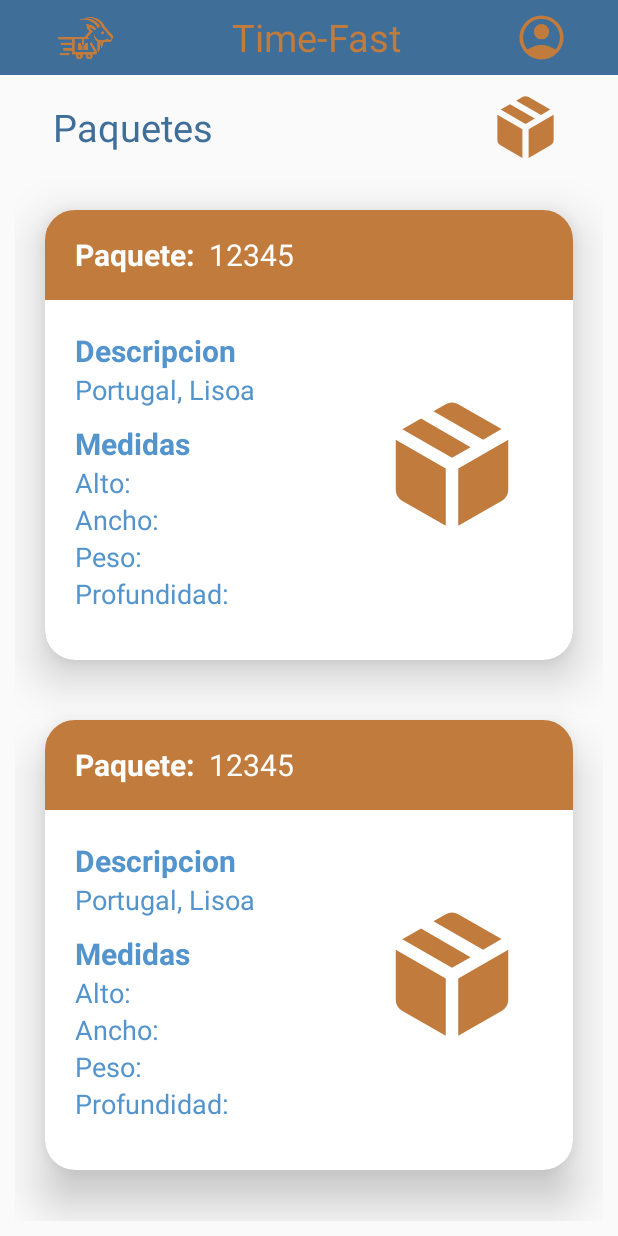
After one commit to sebastiancc27/TimeFastMovil, an Android app: the layout activity_paquetes.xml on its own in the app's theme, with its tools: preview values and no code run, on a phone screen of 412 x 824 dp. The commit adds this screen. Run offline under Robolectric (Android 15) with nearby library versions, the phone set to English and light mode, and no system bars.

Commit message:
Activity Paquetes

```diff
--- a/app/src/main/AndroidManifest.xml
+++ b/app/src/main/AndroidManifest.xml
@@ -1,6 +1,7 @@
 <?xml version="1.0" encoding="utf-8"?>
 <manifest xmlns:android="http://schemas.android.com/apk/res/android"
     xmlns:tools="http://schemas.android.com/tools">
+
     <uses-permission android:name="android.permission.READ_EXTERNAL_STORAGE" />
     <uses-permission android:name="android.permission.WRITE_EXTERNAL_STORAGE" />
 
@@ -14,6 +15,9 @@
         android:supportsRtl="true"
         android:theme="@style/Theme.TimeFastMovil"
         tools:targetApi="31">
+        <activity
+            android:name=".PaquetesActivity"
+            android:exported="false" />
         <activity
             android:name=".PerfilActivity"
             android:exported="false" />
--- a/app/src/main/java/uv/tc/timefastmovil/Poko/Colaborador.kt
+++ b/app/src/main/java/uv/tc/timefastmovil/Poko/Colaborador.kt
@@ -13,5 +13,4 @@ data class Colaborador(
     var foto: String?,
     var noLicencia: String,
     var nombreColaborador: String
-
 )
--- a/app/src/main/java/uv/tc/timefastmovil/Util/Constantes.kt
+++ b/app/src/main/java/uv/tc/timefastmovil/Util/Constantes.kt
@@ -1,6 +1,6 @@
 package uv.tc.timefastmovil.util
 
 class Constantes {
-    val urlServicio = "http://192.168.1.72:8084/TimeFastWS/timefast/"
+    val urlServicio = "http://192.168.100.18:8084/TimeFastWS/timefast/"
 
 }
--- a/app/src/main/res/layout/activity_envio.xml
+++ b/app/src/main/res/layout/activity_envio.xml
@@ -164,7 +164,7 @@
                 android:id="@+id/tvPaquetes"
                 android:layout_width="200dp"
                 android:layout_height="wrap_content"
-                android:text="4 paquetes"
+                android:text="Ver Paquetes"
                 android:textColor="@color/text_color"
                 android:layout_marginTop="1dp"
                 android:layout_marginStart="10dp"
--- /dev/null
+++ b/app/src/main/res/layout/activity_paquetes.xml
@@ -0,0 +1,78 @@
+<?xml version="1.0" encoding="utf-8"?>
+<LinearLayout
+    xmlns:android="http://schemas.android.com/apk/res/android"
+    xmlns:app="http://schemas.android.com/apk/res-auto"
+    xmlns:tools="http://schemas.android.com/tools"
+    android:id="@+id/main"
+    android:layout_width="match_parent"
+    android:layout_height="match_parent"
+    tools:context=".MisEnviosActivity"
+    android:orientation="vertical"
+    >
+    <LinearLayout
+        android:id="@+id/linear_header"
+        android:layout_width="match_parent"
+        android:layout_height="50dp"
+        android:orientation="horizontal"
+        android:background="@color/background_color"
+        android:gravity="center_horizontal"
+        >
+
+        <ImageView
+            android:id="@+id/logo"
+            android:layout_width="60dp"
+            android:layout_height="50dp"
+            app:srcCompat="@drawable/logotimefast"
+            />
+
+        <TextView
+            android:layout_width="250dp"
+            android:layout_height="match_parent"
+            android:text="@string/mis_envios_titulo_pantalla"
+            android:textAlignment="center"
+            android:textColor="@color/secondary_color"
+            android:textSize="25sp"
+            android:gravity="center_vertical"
+            />
+
+        <ImageView
+            android:id="@+id/icono_perfil_usuario"
+            android:layout_width="50dp"
+            android:layout_height="35dp"
+            android:layout_gravity="center"
+            app:srcCompat="@drawable/account"
+            />
+    </LinearLayout>
+
+    <LinearLayout
+        android:layout_width="350dp"
+        android:layout_height="wrap_content"
+        android:orientation="horizontal"
+        android:gravity="center_vertical"
+        android:layout_marginStart="35dp"
+        android:layout_marginTop="10dp"
+        >
+        <TextView
+            android:layout_width="290dp"
+            android:layout_height="wrap_content"
+            android:text="Paquetes"
+            android:textSize="25sp"
+            android:textColor="@color/background_color"
+            android:textStyle="normal"
+            />
+        <ImageView
+            android:id="@+id/recargar"
+            android:layout_width="50dp"
+            android:layout_height="50dp"
+            app:srcCompat="@drawable/ipackage"
+            />
+    </LinearLayout>
+
+    <androidx.recyclerview.widget.RecyclerView
+        android:id="@+id/recycle_paquetes"
+        android:layout_width="match_parent"
+        android:layout_height="match_parent"
+        android:padding="10dp"
+        tools:listitem="@layout/item_recycle_paquetes"
+        />
+</LinearLayout>
--- /dev/null
+++ b/app/src/main/res/layout/item_recycle_paquetes.xml
@@ -0,0 +1,128 @@
+<?xml version="1.0" encoding="utf-8"?>
+<androidx.cardview.widget.CardView
+    xmlns:android="http://schemas.android.com/apk/res/android"
+    android:layout_width="match_parent"
+    android:layout_height="300dp"
+    xmlns:app="http://schemas.android.com/apk/res-auto"
+    app:cardCornerRadius="20dp"
+    android:layout_margin="20dp"
+    app:cardElevation="18dp"
+    android:id="@+id/item_recycle_paquetes"
+    >
+
+    <LinearLayout
+        android:layout_width="match_parent"
+        android:layout_height="60dp"
+        android:orientation="horizontal"
+        android:gravity="center_horizontal"
+        android:background="@drawable/shape_card_recycle_header"
+        android:padding="10dp"
+        >
+
+        <TextView
+            android:layout_width="wrap_content"
+            android:layout_height="wrap_content"
+            android:text="Paquete:"
+            android:textStyle="bold"
+            android:textColor="@color/white"
+            android:textSize="20sp"
+            android:layout_gravity="center_vertical"
+            android:layout_marginStart="10dp"
+            />
+        <TextView
+            android:id="@+id/tv_no_paquete"
+            android:text="12345"
+            android:layout_width="match_parent"
+            android:layout_height="wrap_content"
+            android:layout_marginStart="10dp"
+            android:layout_marginEnd="10dp"
+            android:textColor="@color/white"
+            android:layout_gravity="center_vertical"
+            android:textSize="20sp"/>
+    </LinearLayout>
+
+    <LinearLayout
+        android:layout_width="210dp"
+        android:layout_height="match_parent"
+        android:orientation="vertical"
+        android:layout_marginTop="70dp"
+        android:padding="10dp"
+        android:layout_marginStart="10dp"
+        >
+        <TextView
+            android:layout_width="120dp"
+            android:layout_height="wrap_content"
+            android:text="Descripcion"
+            android:textSize="20sp"
+            android:textColor="@color/primary_color"
+            android:textStyle="bold"
+            />
+
+        <TextView
+            android:id="@+id/tv_descripcion"
+            android:layout_width="match_parent"
+            android:layout_height="wrap_content"
+            android:text="Portugal, Lisoa"
+            android:textSize="18sp"
+            android:textColor="@color/primary_color"
+            android:textStyle="normal"
+            />
+
+        <TextView
+            android:layout_width="120dp"
+            android:layout_height="wrap_content"
+            android:text="Medidas"
+            android:textSize="20sp"
+            android:textColor="@color/primary_color"
+            android:textStyle="bold"
+            android:layout_marginTop="10dp"
+            />
+
+        <TextView
+            android:id="@+id/tv_alto"
+            android:layout_width="match_parent"
+            android:layout_height="wrap_content"
+            android:text="Alto:"
+            android:textSize="18sp"
+            android:textColor="@color/primary_color"
+            android:textStyle="normal"
+            />
+
+        <TextView
+            android:id="@+id/tv_ancho"
+            android:layout_width="match_parent"
+            android:layout_height="wrap_content"
+            android:text="Ancho:"
+            android:textSize="18sp"
+            android:textColor="@color/primary_color"
+            android:textStyle="normal"
+            />
+        <TextView
+            android:id="@+id/tv_peso"
+            android:layout_width="match_parent"
+            android:layout_height="wrap_content"
+            android:text="Peso:"
+            android:textSize="18sp"
+            android:textColor="@color/primary_color"
+            android:textStyle="normal"
+            />
+        <TextView
+            android:id="@+id/tv_profundidad"
+            android:layout_width="match_parent"
+            android:layout_height="wrap_content"
+            android:text="Profundidad:"
+            android:textSize="18sp"
+            android:textColor="@color/primary_color"
+            android:textStyle="normal"
+            />
+    </LinearLayout>
+    <ImageView
+        android:layout_width="100dp"
+        android:layout_height="100dp"
+        app:srcCompat="@drawable/ipackage"
+        android:layout_gravity="center_vertical"
+        android:layout_marginStart="221dp"
+        android:layout_marginTop="20dp"
+        />
+
+</androidx.cardview.widget.CardView>
--- a/app/src/main/res/values/strings.xml
+++ b/app/src/main/res/values/strings.xml
@@ -35,7 +35,6 @@
     <string name="envio_no_guia">123342</string>
 
 
-
     <!--Mi Perfil-->
     <string name="mi_perfil_titulo_pantalla">Time-Fast</string>
     <string name="mi_perfil_titulo">Mi Perfil</string>
```
Also changed, not shown: app/src/main/java/uv/tc/timefastmovil/Adaptadores/RecyclePaquetesAdapter.kt (added, +44 -0 lines), app/src/main/java/uv/tc/timefastmovil/EnvioActivity.kt (+7 -1 lines), app/src/main/java/uv/tc/timefastmovil/MisEnviosActivity.kt (+10 -0 lines), app/src/main/java/uv/tc/timefastmovil/PaquetesActivity.kt (added, +79 -0 lines), app/src/main/java/uv/tc/timefastmovil/Poko/Paquete.kt (added, +12 -0 lines), app/src/main/java/uv/tc/timefastmovil/PerfilActivity.kt (line endings or trailing spaces).
